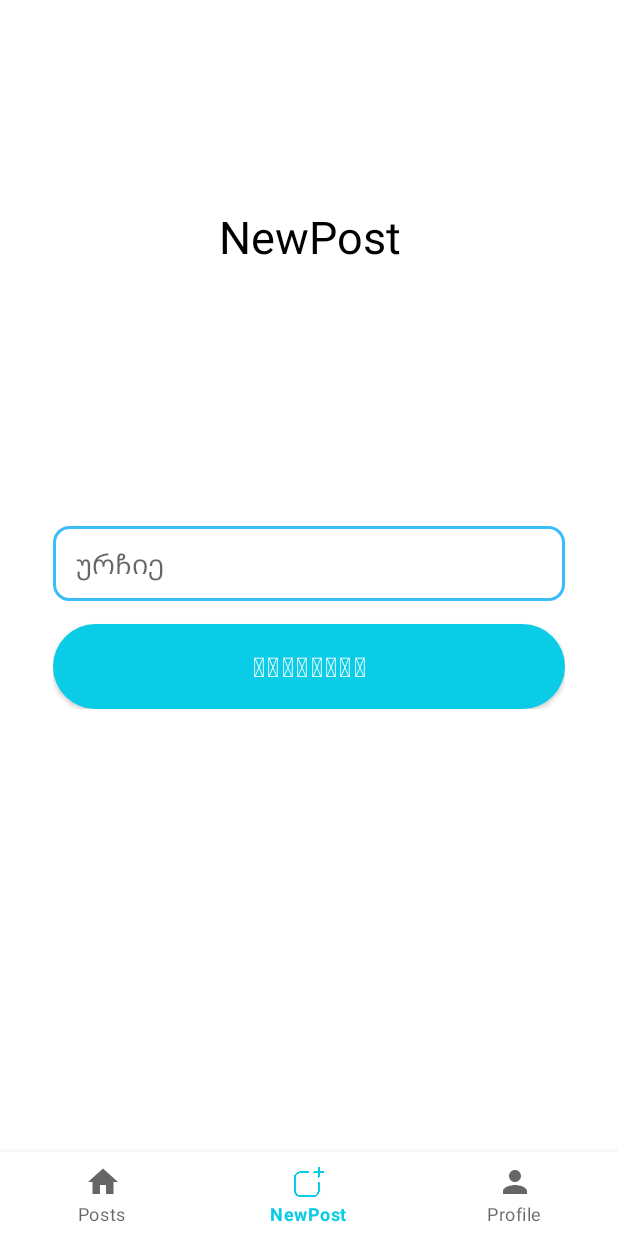
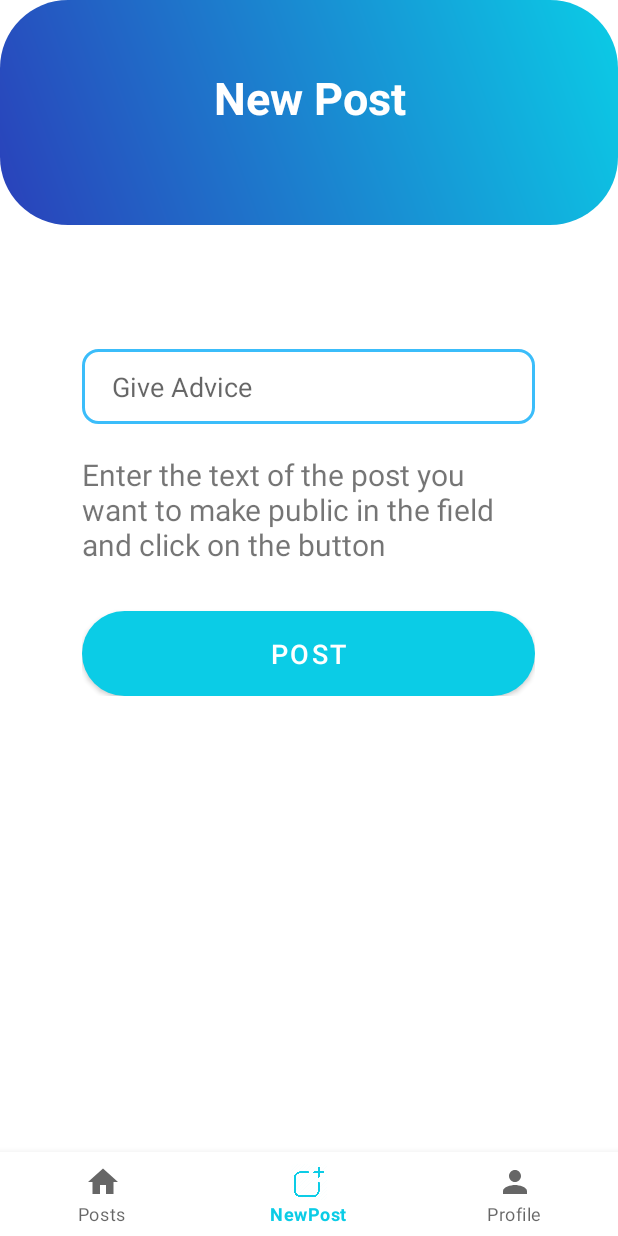
Before and after one commit to Tornike222/Finals, an Android app: the NewpostFragment screen opened through its navigation route, on a phone screen of 412 x 824 dp. Run offline under Robolectric (Android 15) with nearby library versions, the phone set to English and light mode, and no system bars; our stand-ins replace Firebase (no records; nobody signed in at launch, a user with empty details on screens opened directly), navigation-ui.

Commit message:
Last Of Last Fragment

```diff
--- a/app/src/main/java/com/example/afinal/MainActivity.kt
+++ b/app/src/main/java/com/example/afinal/MainActivity.kt
@@ -11,7 +11,7 @@ import com.google.android.material.bottomnavigation.BottomNavigationView
 class MainActivity : AppCompatActivity() {
     override fun onCreate(savedInstanceState: Bundle?) {
         super.onCreate(savedInstanceState)
-        setContentView(R.layout.activity_main2)
+        setContentView(R.layout.activity_main)
         supportActionBar?.hide()
 
         val navView = findViewById<BottomNavigationView>(R.id.bottomNavMenu)
--- a/app/src/main/java/com/example/afinal/NavFragments/NewpostFragment.kt
+++ b/app/src/main/java/com/example/afinal/NavFragments/NewpostFragment.kt
@@ -62,7 +62,7 @@ class NewpostFragment : Fragment() {
                         val id = data.push().key
                         data.child(id.toString()).child("title").setValue(postText)
                         data.child(id.toString()).child("imageUrl").setValue(imageUrl.toString())
-                        Toast.makeText(activity, "პოსტი განთავსდა", Toast.LENGTH_LONG).show()
+                        Toast.makeText(activity, "The post is published", Toast.LENGTH_LONG).show()
                     }
                 }
             }
--- a/app/src/main/java/com/example/afinal/NavFragments/ProfileFragment.kt
+++ b/app/src/main/java/com/example/afinal/NavFragments/ProfileFragment.kt
@@ -70,12 +70,12 @@ class ProfileFragment: Fragment(){
             if(newPassword.isNotEmpty() && newPassword.length > 7){
                 FirebaseAuth.getInstance().currentUser?.updatePassword(newPassword)?.addOnCompleteListener(){ task ->
                     if(task.isSuccessful){
-                        Toast.makeText(activity, "თქვენ წარმატებით შეცვალეთ პაროლი", Toast.LENGTH_LONG).show()
+                        Toast.makeText(activity, "Password Is Changed Successfully", Toast.LENGTH_LONG).show()
                     }
                 }
             }
             if(newPassword.length > 0 && newPassword.length <= 7){
-                Toast.makeText(activity, "პაროლი უნდა შედგებოდეს მინიმუმ 8 სიმბოლოსგან", Toast.LENGTH_LONG).show()
+                Toast.makeText(activity, "Password Must Contains Least 8 Symbols", Toast.LENGTH_LONG).show()
             }
 
 
--- a/app/src/main/res/layout/fragment_newpost.xml
+++ b/app/src/main/res/layout/fragment_newpost.xml
@@ -3,49 +3,77 @@
     xmlns:tools="http://schemas.android.com/tools"
     android:layout_width="match_parent"
     android:layout_height="match_parent"
+    xmlns:app="http://schemas.android.com/apk/res-auto"
     android:background="@color/white"
     android:orientation="vertical"
     tools:context=".NavFragments.NewpostFragment">
 
-    <TextView
-        android:id="@+id/textView3"
+    <LinearLayout
+        android:id="@+id/linearLayout2"
         android:layout_width="match_parent"
-        android:layout_height="wrap_content"
-        android:text="NewPost"
-        android:gravity="center"
-        android:layout_alignParentTop="true"
-        android:layout_above="@id/form"
-        android:textAlignment="center"
-        android:textColor="@color/black"
-        android:textSize="30sp" />
+        android:layout_height="150dp"
+        android:background="@drawable/buttonstyle"
+        android:orientation="vertical"
+        app:layout_constraintEnd_toEndOf="parent"
+        app:layout_constraintStart_toStartOf="parent"
+        app:layout_constraintTop_toTopOf="parent">
+
+        <TextView
+            android:id="@+id/textView3"
+            android:layout_width="match_parent"
+            android:layout_height="wrap_content"
+            android:layout_above="@id/form"
+            android:layout_alignParentTop="true"
+            android:gravity="center"
+            android:paddingVertical="30dp"
+            android:text="New Post"
+            android:textAlignment="center"
+            android:textColor="@color/white"
+            android:textSize="30sp"
+            android:textStyle="bold" />
+    </LinearLayout>
+
 
     <LinearLayout
         android:id="@+id/form"
         android:layout_width="match_parent"
         android:layout_height="wrap_content"
-        android:layout_centerInParent="true"
-        android:padding="35dp"
-        android:orientation="vertical">
+        android:layout_alignParentBottom="true"
+        android:layout_centerHorizontal="true"
+        android:layout_marginLeft="30dp"
+        android:layout_marginBottom="320dp"
+        android:background="@drawable/buttonstyle_linear_login"
+        android:orientation="vertical"
+        android:padding="40dp">
 
         <EditText
             android:id="@+id/editTextNewPost"
             android:layout_width="match_parent"
             android:layout_height="50dp"
+            android:background="@drawable/rounded_border"
+            android:hint="Give Advice"
             android:inputType="textPersonName"
-            android:background="@drawable/rounded_border"
-            android:hint="ურჩიე"
-            android:paddingHorizontal="15dp"/>
+            android:paddingHorizontal="20dp" />
+
+        <TextView
+            android:id="@+id/textView6"
+            android:layout_width="match_parent"
+            android:layout_height="wrap_content"
+            android:paddingTop="20dp"
+            android:paddingBottom="15dp"
+            android:text="Enter the text of the post you want to make public in the field and click on the button"
+            android:textSize="20sp" />
 
         <Button
             android:id="@+id/buttonPost"
             android:layout_width="match_parent"
             android:layout_height="wrap_content"
-            android:paddingVertical="10dp"
+            android:layout_gravity="center"
             android:layout_marginTop="15dp"
             android:background="@drawable/buttonstyle"
-            android:textSize="18sp"
-            android:text="დაპოსტვა"
-            android:layout_gravity="center"/>
+            android:paddingVertical="10dp"
+            android:text="Post"
+            android:textSize="18sp" />
 
     </LinearLayout>
 
--- a/app/src/main/res/navigation/nav_graph2.xml
+++ b/app/src/main/res/navigation/nav_graph2.xml
@@ -3,7 +3,7 @@
     xmlns:app="http://schemas.android.com/apk/res-auto"
     xmlns:tools="http://schemas.android.com/tools"
     android:id="@+id/nav_graph_2"
-    app:startDestination="@id/profileFragment">
+    app:startDestination="@id/homeFragment">
 
     <fragment
         android:id="@+id/homeFragment"
```
Also changed, not shown: app/src/main/java/com/example/afinal/AuthFragments/LoginFragment.kt (+4 -4 lines), app/src/main/java/com/example/afinal/AuthFragments/RecoverFragment.kt (+5 -6 lines), app/src/main/java/com/example/afinal/AuthFragments/RegistrationFragment.kt (+9 -9 lines), app/src/main/java/com/example/afinal/NavFragments/HomeFragment.kt (+0 -12 lines), app/src/main/res/layout/fragment_login.xml (+6 -6 lines), app/src/main/res/layout/fragment_recover.xml (+11 -9 lines), app/src/main/res/layout/fragment_registration.xml (+8 -8 lines), app/src/main/res/layout/activity_main.xml (renamed from app/src/main/res/layout/activity_main2.xml).
